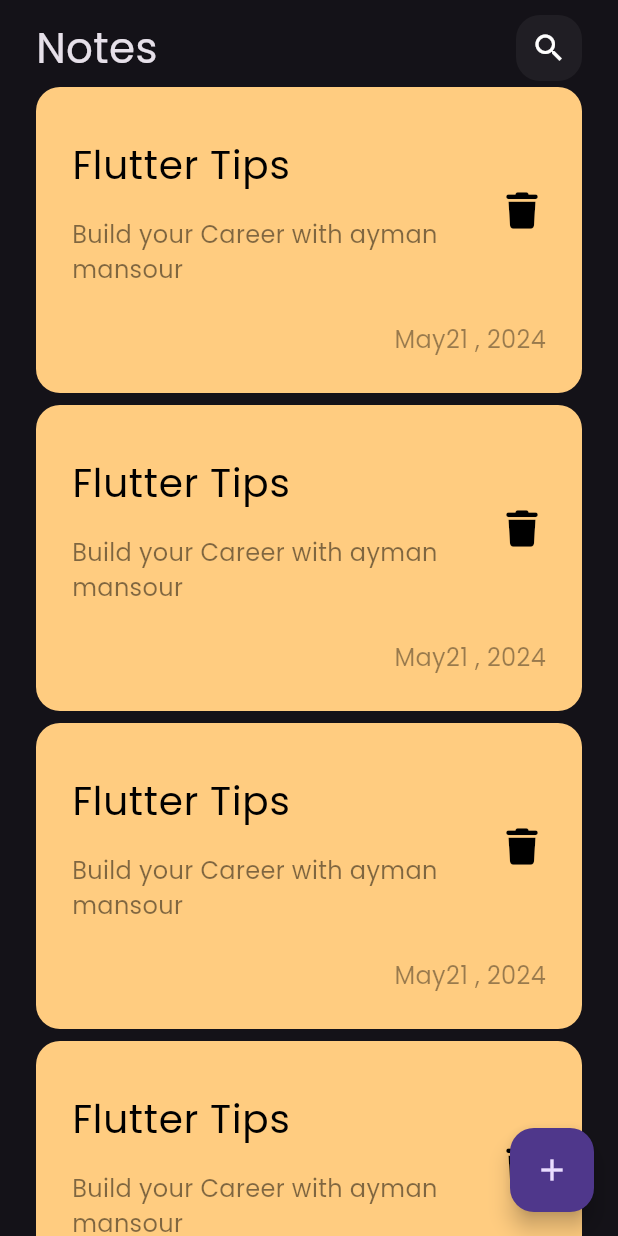
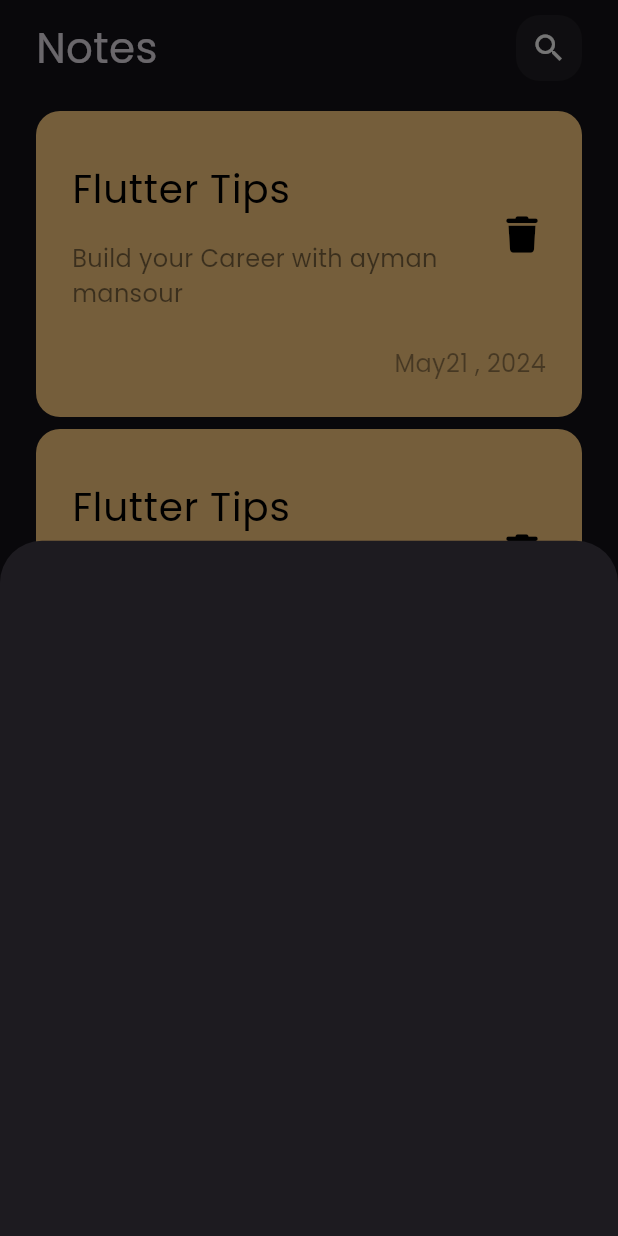
Before and after one commit to ayman429/notes_app, a Flutter app: the screen it shows after launch, after a tap on the "add" icon, on a phone screen of 412 x 824 dp. Run offline on Flutter 3.47's test engine with Material 3 defaults, Android fonts, the phone set to English and light mode, and no system bars; our stand-ins replace font_awesome_flutter.

Commit message:
show model buttom sheet

```diff
--- a/lib/views/notes_view.dart
+++ b/lib/views/notes_view.dart
@@ -1,5 +1,6 @@
 import 'package:flutter/material.dart';
 
+import 'widgets/add_note_buttom_sheet.dart';
 import 'widgets/notes_view_body.dart';
 
 class NotesView extends StatelessWidget {
@@ -10,7 +11,12 @@ class NotesView extends StatelessWidget {
     return Scaffold(
       floatingActionButton: FloatingActionButton(
         child: const Icon(Icons.add),
-        onPressed: () {},
+        onPressed: () {
+          showModalBottomSheet(
+            context: context,
+            builder: (context) => const AddNoteButtomSheet(),
+          );
+        },
       ),
       body: const NotesViewBody(),
     );
--- /dev/null
+++ b/lib/views/widgets/add_note_buttom_sheet.dart
@@ -0,0 +1,10 @@
+import 'package:flutter/material.dart';
+
+class AddNoteButtomSheet extends StatelessWidget {
+  const AddNoteButtomSheet({super.key});
+
+  @override
+  Widget build(BuildContext context) {
+    return Container();
+  }
+}
--- a/lib/views/widgets/notes_list_view.dart
+++ b/lib/views/widgets/notes_list_view.dart
@@ -9,7 +9,10 @@ class NotesListView extends StatelessWidget {
 
   @override
   Widget build(BuildContext context) {
-    return ListView.builder(
+    return Padding(
+      padding: const EdgeInsets.symmetric(vertical: 16),
+      child: ListView.builder(
+        padding: EdgeInsets.zero,
         // itemCount: 3,
         itemBuilder: (context, index) {
           return const Padding(
@@ -17,6 +20,7 @@ class NotesListView extends StatelessWidget {
             child: NoteItem(),
           );
         },
+      ),
     );
   }
 }
```
Lines whose indentation alone changed are shown as unchanged.
